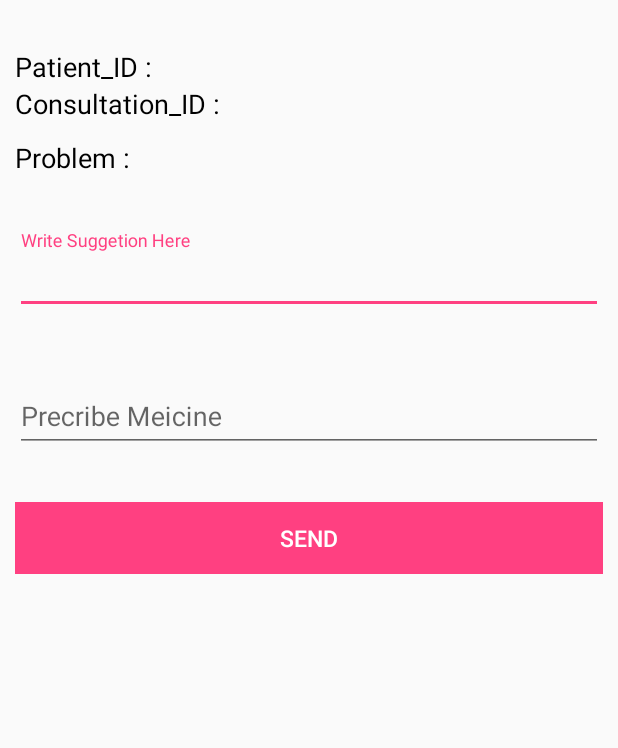
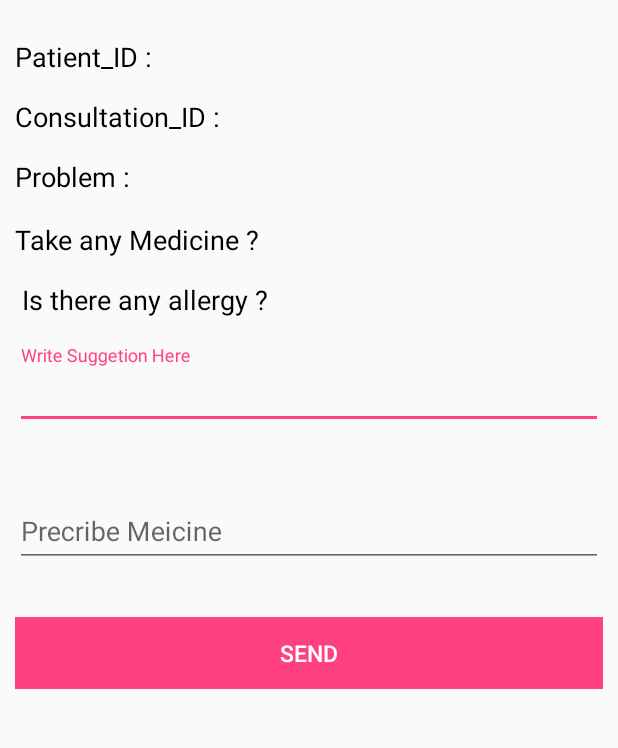
Before and after one commit to FreeDevsSpace/ecare, an Android app: the Consult_Patient screen opened directly, with no data from a screen before it, on a phone screen of 412 x 824 dp, the part 84-832 px from its top. Run offline under Robolectric (Android 15) with nearby library versions, the phone set to English and light mode, and no system bars; our stand-ins replace Volley; 7 statements that could not run were skipped.

Commit message:
updated code
implement continue code in this

```diff
--- a/ecare-APP/app/build.gradle
+++ b/ecare-APP/app/build.gradle
@@ -23,7 +23,7 @@ android {
 dependencies {
     implementation fileTree(dir: 'libs', include: ['*.jar'])
     implementation 'com.android.support:appcompat-v7:26.0.0-beta1'
-   //  compile 'com.android.support:appcompat-v7:26.1.0'
+    //  compile 'com.android.support:appcompat-v7:26.1.0'
     //compile 'com.android.support:design:26.1.0'
     implementation 'com.android.support.constraint:constraint-layout:1.0.2'
     implementation 'com.android.support:design:26.0.0-beta1'
--- a/ecare-APP/app/src/main/java/com/example/administrator/ecare/Consult_Patient.java
+++ b/ecare-APP/app/src/main/java/com/example/administrator/ecare/Consult_Patient.java
@@ -26,7 +26,7 @@ import java.util.Map;
 
 public class Consult_Patient extends AppCompatActivity {
     private static final String TAG = Consult_Patient.class.getSimpleName();
-    TextView patient_id,problem,suggetion,medicine,ppatient_id,pproblem,Consultation_ID;
+    TextView patient_id,problem,suggetion,medicine,ppatient_id,pproblem,Consultation_ID,takeany_medicine,any_allegry,Ptakeany_medicine,Pany_allegry;
     EditText write_suggetion, prescribe_medicine;
     Button send;
     private ProgressDialog pDialog;
@@ -46,6 +46,10 @@ public class Consult_Patient extends AppCompatActivity {
         pproblem=(TextView)findViewById(R.id.tVPProble_Consult_Patient);
         write_suggetion=(EditText)findViewById(R.id.eTSuggetion_Consult_Patient);
         prescribe_medicine=(EditText)findViewById(R.id.eTMedicine_Consult_Patient);
+        takeany_medicine=(TextView)findViewById(R.id.tVPTake_Any_Medicine_Consult_Patient);
+        any_allegry=(TextView)findViewById(R.id.tVIs_Any_Allergy_Consult_Patient);
+        Ptakeany_medicine=(TextView)findViewById(R.id.tVPTake_Any_Medicine_Consult_Patient);
+        Pany_allegry=(TextView)findViewById(R.id.tVPIs_Any_Allergy_Consult_Patient);
 
         send=(Button)findViewById(R.id.btSend_Consult_Patient);//// on cick listner
 
@@ -65,6 +69,8 @@ public class Consult_Patient extends AppCompatActivity {
        ppatient_id.setText(pid);
        pproblem.setText(problem);
        Consultation_ID.setText(cid);
+        Ptakeany_medicine.setText(medicine);
+        Pany_allegry.setText(allergy);
 
 
        send.setOnClickListener(new View.OnClickListener() {
--- a/ecare-APP/app/src/main/java/com/example/administrator/ecare/Consultation.java
+++ b/ecare-APP/app/src/main/java/com/example/administrator/ecare/Consultation.java
@@ -88,9 +88,9 @@ public class Consultation extends AppCompatActivity {
         }
 
 
-        CustomAdapter1 customAdapter1 = new CustomAdapter1(getApplicationContext(), patientnameArray,problemArray);
+        CustomAdapter1 customAdapter = new CustomAdapter1(getApplicationContext(), patientnameArray,problemArray);
         // specializationArray, hospital_addressArray, hospital_nameArray);
-        simpleList.setAdapter(customAdapter1);
+        simpleList.setAdapter(customAdapter);
 
 
         simpleList.setOnItemClickListener(new AdapterView.OnItemClickListener() {
--- a/ecare-APP/app/src/main/res/layout/activity_consult_patient.xml
+++ b/ecare-APP/app/src/main/res/layout/activity_consult_patient.xml
@@ -23,7 +23,7 @@
                 android:layout_height="wrap_content"
                 android:layout_alignParentStart="true"
                 android:layout_alignParentTop="true"
-                android:layout_marginTop="22dp"
+                android:layout_marginTop="15dp"
                 android:text="Patient_ID : "
                 android:textColor="#000"
                 android:textSize="18dp" />
@@ -33,6 +33,7 @@
                 android:layout_width="wrap_content"
                 android:layout_height="wrap_content"
                 android:layout_alignParentStart="true"
+                android:layout_marginTop="15dp"
                 android:layout_below="@+id/tVPatient_ID_Consult_Patient"
                 android:text="Consultation_ID :"
                 android:textColor="#000"
@@ -44,18 +45,41 @@
                 android:layout_width="137dp"
                 android:layout_height="wrap_content"
                 android:layout_alignParentStart="true"
-                android:layout_below="@+id/tVPatient_ID_Consult_Patient"
-                android:layout_marginBottom="36dp"
-                android:layout_marginTop="36dp"
+                android:layout_marginTop="15dp"
+                android:layout_below="@+id/tVPConsultation_ID_txt"
                 android:text="Problem :"
                 android:textColor="#000"
                 android:textSize="18dp" />
+
+            <TextView
+                android:id="@+id/tVTake_Any_Medicine_Consult_Patient"
+                android:layout_width="wrap_content"
+                android:layout_height="wrap_content"
+                android:layout_alignBaseline="@+id/tVPTake_Any_Medicine_Consult_Patient"
+                android:layout_alignBottom="@+id/tVPTake_Any_Medicine_Consult_Patient"
+                android:layout_alignParentStart="true"
+                android:layout_marginTop="15dp"
+                android:text="Take any Medicine ?"
+                android:textColor="#000"
+                android:textSize="18dp" />
+
+            <TextView
+                android:id="@+id/tVIs_Any_Allergy_Consult_Patient"
+                android:layout_width="wrap_content"
+                android:layout_height="wrap_content"
+                android:layout_marginTop="15dp"
+                android:layout_below="@+id/tVTake_Any_Medicine_Consult_Patient"
+                android:text=" Is there any allergy ?"
+                android:textColor="#000"
+                android:textSize="18dp" />
+
 
             <android.support.design.widget.TextInputLayout
                 android:id="@+id/etsuggetion_consult_patient"
                 android:layout_width="match_parent"
                 android:layout_height="wrap_content"
-                android:layout_below="@+id/tVProblem_Consult_Patient">
+                android:layout_below="@+id/tVProblem_Consult_Patient"
+                android:layout_marginTop="100dp">
 
                 <AutoCompleteTextView
                     android:id="@+id/eTSuggetion_Consult_Patient"
@@ -89,7 +113,8 @@
                 android:id="@+id/etmedicine_consult_patient"
                 android:layout_width="match_parent"
                 android:layout_height="wrap_content"
-                android:layout_below="@+id/etsuggetion_consult_patient">
+                android:layout_below="@+id/etsuggetion_consult_patient"
+                android:layout_marginTop="0dp">
 
                 <AutoCompleteTextView
                     android:id="@+id/eTMedicine_Consult_Patient"
@@ -110,9 +135,9 @@
                 android:id="@+id/tVPPatient_ID_Consult_Patient"
                 android:layout_width="175dp"
                 android:layout_height="wrap_content"
-                android:layout_alignParentEnd="true"
-                android:layout_alignTop="@+id/tVPatient_ID_Consult_Patient"
-                android:layout_marginEnd="20dp"
+                android:layout_above="@+id/tVPConsultation_ID_txt"
+                android:layout_marginStart="43dp"
+                android:layout_toEndOf="@+id/tVIs_Any_Allergy_Consult_Patient"
                 android:text="PPatient_ID"
                 android:textColor="#000"
                 android:textSize="18dp" />
@@ -122,8 +147,9 @@
                 android:id="@+id/tVPProble_Consult_Patient"
                 android:layout_width="169dp"
                 android:layout_height="wrap_content"
-                android:layout_alignEnd="@+id/tVPPatient_ID_Consult_Patient"
-                android:layout_alignTop="@+id/tVProblem_Consult_Patient"
+                android:layout_marginTop="15dp"
+                android:layout_above="@+id/etsuggetion_consult_patient"
+                android:layout_alignStart="@+id/tVPConsultation_ID"
                 android:text="PProblem"
                 android:textColor="#000"
                 android:textSize="18dp" />
@@ -133,9 +159,32 @@
                 android:id="@+id/tVPConsultation_ID"
                 android:layout_width="173dp"
                 android:layout_height="wrap_content"
-                android:layout_alignEnd="@+id/tVPPatient_ID_Consult_Patient"
-                android:layout_below="@+id/tVPatient_ID_Consult_Patient"
+                android:layout_marginTop="15dp"
+                android:layout_alignStart="@+id/tVPPatient_ID_Consult_Patient"
+                android:layout_below="@+id/tVPPatient_ID_Consult_Patient"
                 android:text="PConsultation_ID"
+                android:textColor="#000"
+                android:textSize="18dp" />
+
+            <TextView
+                android:id="@+id/tVPTake_Any_Medicine_Consult_Patient"
+                android:layout_width="wrap_content"
+                android:layout_height="wrap_content"
+                android:layout_alignStart="@+id/tVPProble_Consult_Patient"
+                android:layout_below="@+id/tVPProble_Consult_Patient"
+                android:layout_marginTop="17dp"
+                android:text="PTakemedicine"
+                android:textColor="#000"
+                android:textSize="18dp" />
+
+            <TextView
+                android:id="@+id/tVPIs_Any_Allergy_Consult_Patient"
+                android:layout_width="wrap_content"
+                android:layout_height="wrap_content"
+                android:layout_alignStart="@+id/tVPTake_Any_Medicine_Consult_Patient"
+                android:layout_below="@+id/tVPTake_Any_Medicine_Consult_Patient"
+                android:layout_marginTop="15dp"
+                android:text="PIs there  allergy"
                 android:textColor="#000"
                 android:textSize="18dp" />
 
--- a/ecare-APP/app/src/main/res/layout/activity_listview.xml
+++ b/ecare-APP/app/src/main/res/layout/activity_listview.xml
@@ -41,7 +41,6 @@
         android:layout_height="wrap_content"
         android:layout_alignBaseline="@+id/tVQualification_ListView"
         android:layout_alignBottom="@+id/tVQualification_ListView"
-        android:layout_marginEnd="13dp"
         android:layout_toStartOf="@+id/tVFees_Value_ListView"
         android:text="Fees:"
         android:textColor="#000"
--- a/ecare-APP/app/src/main/res/values/strings.xml
+++ b/ecare-APP/app/src/main/res/values/strings.xml
@@ -83,9 +83,6 @@
     </string-array>
 
 
-
-
-
     <string-array name="Appointment_Time">
         <item>12:00</item>
         <item>12:30</item>
@@ -104,5 +101,4 @@
     </string-array>
 
 
-
 </resources>
```
Also changed, not shown: ecare-APP/app/src/main/AndroidManifest.xml (+44 -48 lines), ecare-APP/app/src/main/java/com/example/administrator/ecare/Patient_Appointment_Status.java (added, +13 -0 lines), ecare-APP/app/src/main/java/com/example/administrator/ecare/Patient_Consultation_Status.java (added, +13 -0 lines), ecare-APP/app/src/main/java/com/example/administrator/ecare/Patient_Main.java (+16 -6 lines), ecare-APP/app/src/main/java/com/example/administrator/ecare/Patient_Tretment_From_Doctor.java (+4 -4 lines), ecare-APP/app/src/main/java/com/example/administrator/ecare/app/AppConfig.java (+12 -12 lines), ecare-APP/app/src/main/res/layout/activity_doctor_profile.xml (+9 -9 lines), ecare-APP/app/src/main/res/layout/activity_patient_appointment_status.xml (added, +9 -0 lines), ecare-APP/app/src/main/res/layout/activity_patient_consultation_status.xml (added, +9 -0 lines), ecare-APP/app/src/main/res/layout/activity_patient_main.xml (+48 -24 lines), ecare-APP/app/src/main/res/layout/activity_patient_tretment_from_doctor.xml (+0 -12 lines), ecare-APP/app/src/main/res/layout/activity_request_to_connect_doctor.xml (+21 -21 lines), 873 other files.
